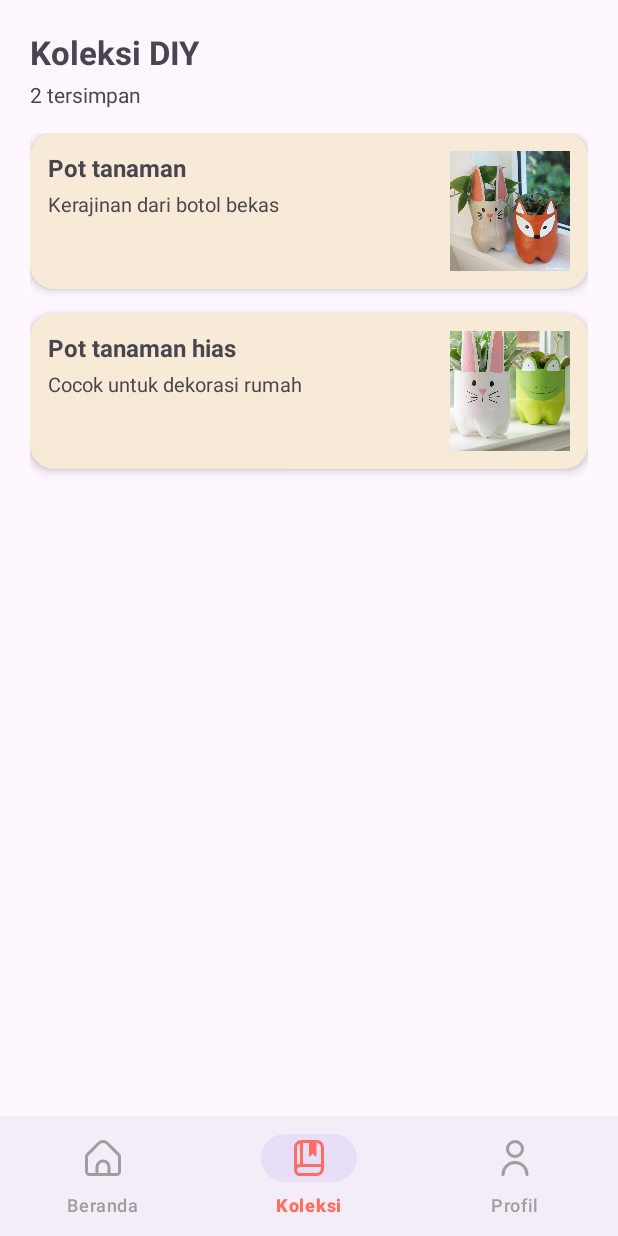
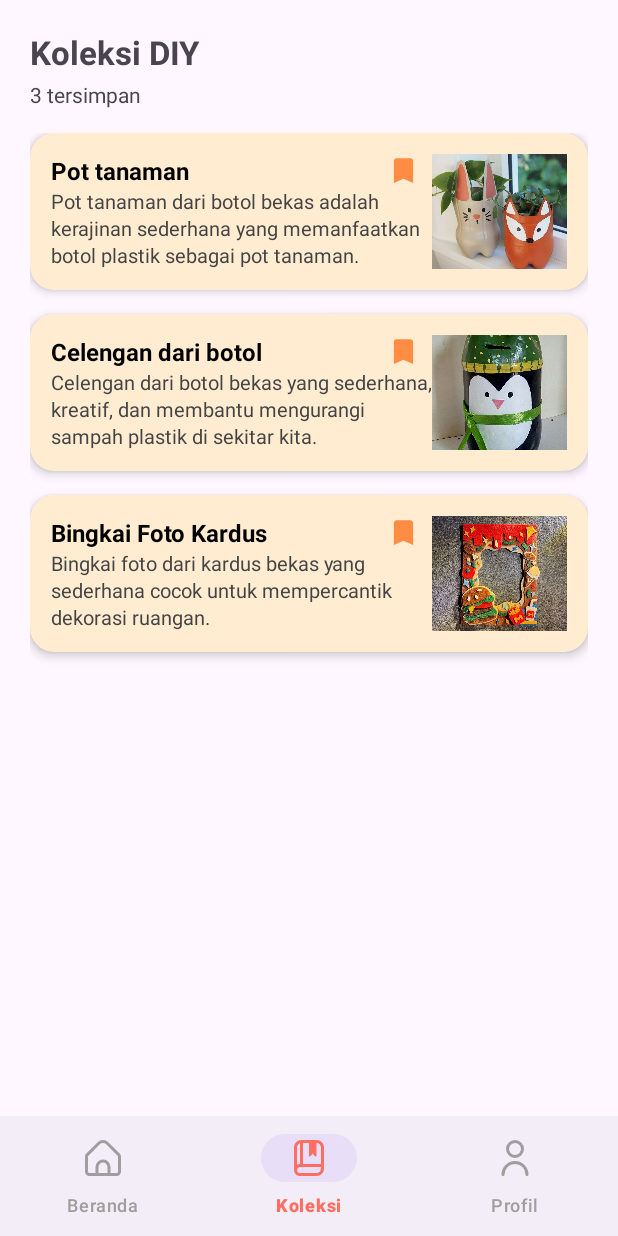
Before and after one commit to ridwanafriza/Kel-5, an Android app: the KoleksiFragment screen opened through its navigation route, on a phone screen of 412 x 824 dp. Run offline under Robolectric (Android 15) with nearby library versions, the phone set to English and light mode, and no system bars; our stand-ins replace navigation-ui.

Commit message:
memebenarkan xml_tarin

```diff
--- a/app/src/main/java/com/id/myresep/navigation/HomeAdapter.kt
+++ b/app/src/main/java/com/id/myresep/navigation/HomeAdapter.kt
@@ -32,7 +32,7 @@ class HomeAdapter(
         val item = listKerajinan[position]
 
         holder.txtJudul.text = item.judul
-        holder.txtCaption.text = "Kerajinan DIY ramah lingkungan"
+        holder.txtCaption.text = "Kerajinan DIY ramah lingkungan yang memanfaatkan bahan bekas menjadi barang kreatif dan bernilai guna."
         holder.img.setImageResource(item.gambar1)
 
         holder.itemView.setOnClickListener {
--- a/app/src/main/java/com/id/myresep/navigation/HomeFragment.kt
+++ b/app/src/main/java/com/id/myresep/navigation/HomeFragment.kt
@@ -18,26 +18,55 @@ class HomeFragment : Fragment(R.layout.fragment_home) {
 
         val homeList = listOf(
             Kerajinan(
-                "Pot tanaman",
-                listOf("Botol bekas", "Gunting", "Cat"),
-                listOf("Potong botol", "Cat", "Isi tanah"),
+                "Pot Tanaman",
+                listOf(
+                    "Botol plastik bekas",
+                    "Gunting atau cutter",
+                    "Cat akrilik atau cat semprot",
+                    "Kuas cat",
+                    "Tanah dan bibit tanaman"
+                ),
+                listOf(
+                    "Potong botol bekas sesuai ukuran yang diinginkan",
+                    "Lubangi bagian bawah botol untuk saluran air",
+                    "Cat botol sesuai selera lalu biarkan kering kan",
+                    "Masukkan tanah ke dalam pot",
+                    "Tanam bibit dan siram secukupnya"
+                ),
                 R.drawable.pot,
                 R.drawable.pot2
             ),
             Kerajinan(
-                "Pot tanaman hias",
-                listOf("Botol plastik", "Pisau"),
-                listOf("Bentuk botol", "Hias"),
-                R.drawable.pot2,
-                R.drawable.pot
+                "Celengan Botol",
+                listOf(
+                    "Botol plastik bekas",
+                    "Cutter atau gunting",
+                    "Cat atau stiker hias"
+                ),
+                listOf(
+                    "Buat lubang pada botol untuk memasukkan uang",
+                    "Hias botol sesuai selera",
+                    "Celengan siap digunakan"
+                ),
+                R.drawable.celengan,
+                R.drawable.celengan2
             ),
-
             Kerajinan(
-                "Pot botol plastik",
-                listOf("Botol plastik", "Pisau", "Gunting"),
-                listOf("Bentuk botol", "Hias"),
-                R.drawable.pot2,
-                R.drawable.pot
+                "Bingkai Foto Kardus",
+                listOf(
+                    "Kardus bekas",
+                    "Gunting atau cutter",
+                    "Lem",
+                    "Hiasan (kertas warna, stiker, pita)"
+                ),
+                listOf(
+                    "Potong kardus membentuk bingkai foto",
+                    "Rekatkan bagian bingkai dengan lem",
+                    "Hias bingkai sesuai selera",
+                    "Masukkan foto ke dalam bingkai"
+                ),
+                R.drawable.bingkaifoto,
+                R.drawable.bingkai2
             )
 
 
--- a/app/src/main/java/com/id/myresep/navigation/KoleksiFragment.kt
+++ b/app/src/main/java/com/id/myresep/navigation/KoleksiFragment.kt
@@ -28,14 +28,19 @@ class KoleksiFragment : Fragment(R.layout.fragment_koleksi) {
         val koleksiList = listOf(
             Koleksi(
                 "Pot tanaman",
-                "Kerajinan dari botol bekas",
+                "Pot tanaman dari botol bekas adalah kerajinan sederhana yang memanfaatkan botol plastik sebagai pot tanaman.",
                 R.drawable.pot
             ),
             Koleksi(
-                "Pot tanaman hias",
-                "Cocok untuk dekorasi rumah",
-                R.drawable.pot2
-            )
+                "Celengan dari botol",
+                "Celengan dari botol bekas yang sederhana, kreatif, dan membantu mengurangi sampah plastik di sekitar kita.",
+                R.drawable.celengan
+            ),
+            Koleksi(
+                "Bingkai Foto Kardus",
+                "Bingkai foto dari kardus bekas yang sederhana cocok untuk mempercantik dekorasi ruangan.",
+                R.drawable.bingkaifoto
+        )
         )
 
         txtJumlah.text = "${koleksiList.size} tersimpan"
--- /dev/null
+++ b/app/src/main/res/drawable/ic_bookmark.xml
@@ -0,0 +1,5 @@
+<vector xmlns:android="http://schemas.android.com/apk/res/android" android:height="24dp" android:tint="#FF8C42" android:viewportHeight="24" android:viewportWidth="24" android:width="24dp">
+
+    <path android:fillColor="@android:color/white" android:pathData="M17,3H7c-1.1,0 -1.99,0.9 -1.99,2L5,21l7,-3 7,3V5c0,-1.1 -0.9,-2 -2,-2z"/>
+
+</vector>
--- /dev/null
+++ b/app/src/main/res/drawable/rounded_image.xml
@@ -0,0 +1,4 @@
+<?xml version="1.0" encoding="utf-8"?>
+<shape xmlns:android="http://schemas.android.com/apk/res/android">
+    <corners android:radius="12dp"/>
+</shape>
--- a/app/src/main/res/layout/item_koleksi.xml
+++ b/app/src/main/res/layout/item_koleksi.xml
@@ -7,42 +7,60 @@
     android:layout_marginBottom="16dp"
     app:cardCornerRadius="16dp"
     app:cardElevation="4dp"
-    app:cardBackgroundColor="@color/card">
+    app:cardBackgroundColor="#FFECD1">
 
-    <LinearLayout
+    <androidx.constraintlayout.widget.ConstraintLayout
         android:layout_width="match_parent"
         android:layout_height="wrap_content"
-        android:orientation="horizontal"
-        android:padding="12dp">
+        android:padding="14dp">
 
-
-        <!-- Text -->
-        <LinearLayout
+        <!-- Judul -->
+        <TextView
+            android:id="@+id/txtJudul"
             android:layout_width="0dp"
             android:layout_height="wrap_content"
-            android:layout_weight="1"
-            android:orientation="vertical">
+            android:textStyle="bold"
+            android:textSize="16sp"
+            android:textColor="#000000"
+            app:layout_constraintTop_toTopOf="parent"
+            app:layout_constraintStart_toStartOf="parent"
+            app:layout_constraintEnd_toStartOf="@id/imgKerajinan"/>
 
-            <TextView
-                android:id="@+id/txtJudul"
-                android:layout_width="wrap_content"
-                android:layout_height="wrap_content"
-                android:textStyle="bold"
-                android:textSize="16sp"/>
+        <!-- Caption -->
+        <TextView
+            android:id="@+id/txtCaption"
+            android:layout_width="0dp"
+            android:layout_height="wrap_content"
+            android:textSize="13sp"
+            android:textColor="#444444"
+            android:lineSpacingExtra="2dp"
+            android:maxLines="4"
+            android:ellipsize="end"
+            app:layout_constraintTop_toBottomOf="@id/txtJudul"
+            app:layout_constraintStart_toStartOf="parent"
+            app:layout_constraintEnd_toStartOf="@id/imgKerajinan"
+            app:layout_constraintBottom_toBottomOf="parent"/>
 
-            <TextView
-                android:id="@+id/txtCaption"
-                android:layout_width="wrap_content"
-                android:layout_height="wrap_content"
-                android:textSize="13sp"
-                android:layout_marginTop="4dp"/>
-        </LinearLayout>
-
-        <!-- Gambar -->
+        <!-- Gambar Kerajinan -->
         <ImageView
             android:id="@+id/imgKerajinan"
-            android:layout_width="80dp"
-            android:layout_height="80dp"
-            android:scaleType="centerCrop"/>
-    </LinearLayout>
+            android:layout_width="90dp"
+            android:layout_height="0dp"
+            android:scaleType="centerCrop"
+            android:background="@drawable/rounded_image"
+            app:layout_constraintTop_toTopOf="@id/txtJudul"
+            app:layout_constraintBottom_toBottomOf="@id/txtCaption"
+            app:layout_constraintEnd_toEndOf="parent"/>
+
+        <!-- Icon Bookmark -->
+        <ImageView
+            android:id="@+id/iconBookmark"
+            android:layout_width="22dp"
+            android:layout_height="22dp"
+            android:src="@drawable/ic_bookmark"
+            app:layout_constraintTop_toTopOf="@id/imgKerajinan"
+            app:layout_constraintEnd_toStartOf="@id/imgKerajinan"
+            android:layout_marginEnd="8dp"/>
+
+    </androidx.constraintlayout.widget.ConstraintLayout>
 </androidx.cardview.widget.CardView>
```
Also changed, not shown: app/src/main/res/drawable/bingkai2.jpg (added), app/src/main/res/drawable/bingkaifoto.jpg (added), app/src/main/res/drawable/celengan.jpg (added), app/src/main/res/drawable/celengan2.jpg (added).
